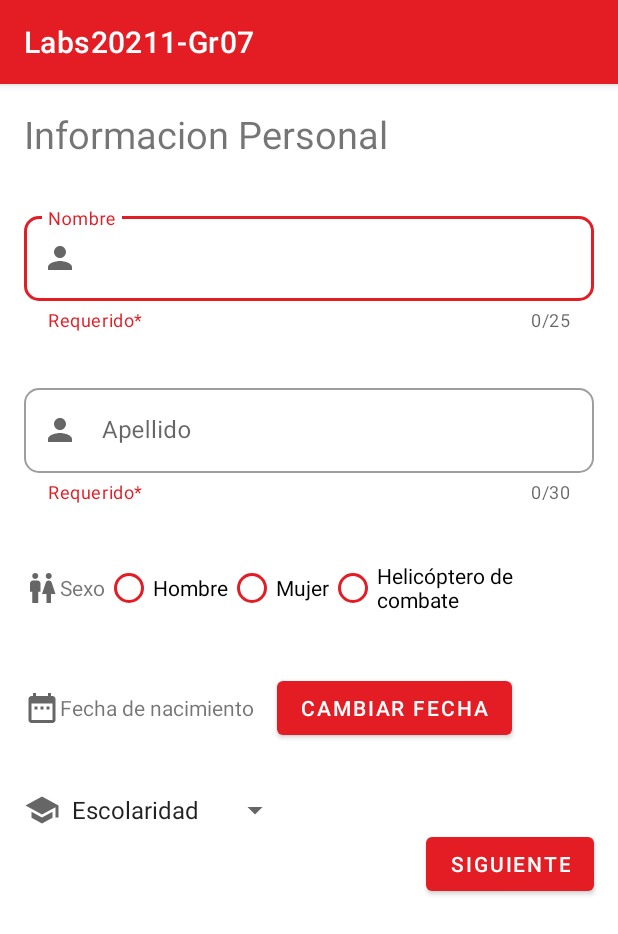
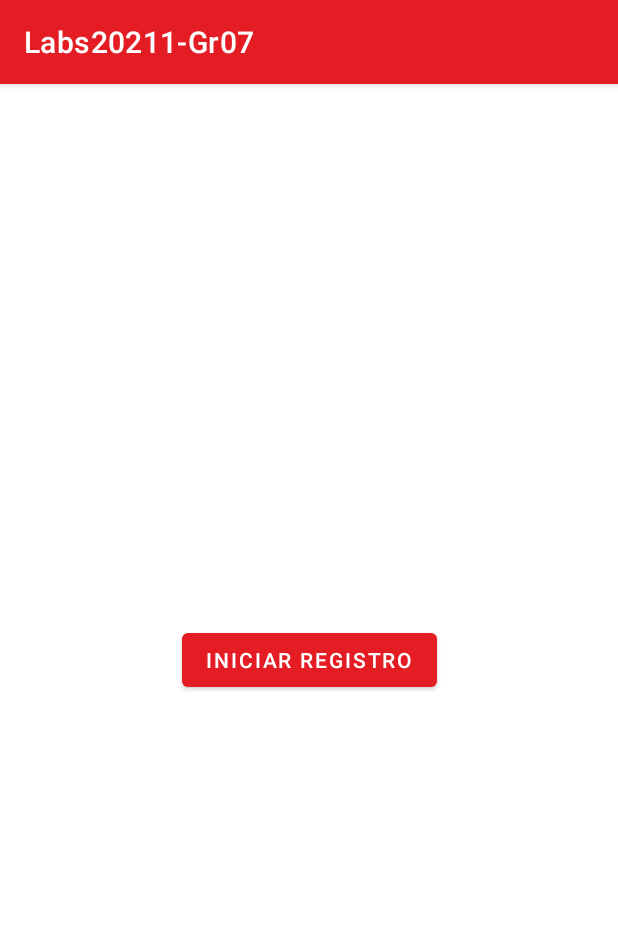
Before and after one commit to SotalvaroO/LabsCM20211-Gr07, an Android app: the screen it shows after launch (PersonalDataActivity before the commit, MainActivity after it), on a phone screen of 412 x 824 dp. Shown: the top 934 px of the screen. Run offline under Robolectric (Android 15) with nearby library versions, the phone set to English and light mode, and no system bars.

Commit message:
Update Main Activity

```diff
--- a/Lab1-UI/src/main/AndroidManifest.xml
+++ b/Lab1-UI/src/main/AndroidManifest.xml
@@ -10,13 +10,15 @@
         android:supportsRtl="true"
         android:theme="@style/Theme.Labs20211Gr07">
         <activity android:name=".ContactDataActivity"></activity>
-        <activity android:name=".PersonalDataActivity">
+        <activity android:name=".PersonalDataActivity"></activity>
+        <activity android:name=".MainActivity">
             <intent-filter>
                 <action android:name="android.intent.action.MAIN" />
 
                 <category android:name="android.intent.category.LAUNCHER" />
             </intent-filter>
         </activity>
+
     </application>
 
 </manifest>
--- /dev/null
+++ b/Lab1-UI/src/main/java/co/edu/udea/compumovil/gr07_20211/lab1/MainActivity.java
@@ -0,0 +1,34 @@
+package co.edu.udea.compumovil.gr07_20211.lab1;
+
+import androidx.appcompat.app.AppCompatActivity;
+
+import android.content.Intent;
+import android.os.Bundle;
+import android.view.View;
+import android.widget.Button;
+
+public class MainActivity extends AppCompatActivity {
+
+    Button startRegisterButton;
+
+    @Override
+    protected void onCreate(Bundle savedInstanceState) {
+        super.onCreate(savedInstanceState);
+        setContentView(R.layout.activity_main);
+
+        startRegisterButton = findViewById(R.id.startRegisterButton);
+
+        startRegisterButton.setOnClickListener(new View.OnClickListener() {
+            @Override
+            public void onClick(View v) {
+                personalDataActivity();
+            }
+        });
+
+    }
+
+    private void personalDataActivity() {
+        Intent startActivity = new Intent(MainActivity.this, PersonalDataActivity.class);
+        startActivity(startActivity);
+    }
+}
--- /dev/null
+++ b/Lab1-UI/src/main/res/layout/activity_main.xml
@@ -0,0 +1,19 @@
+<?xml version="1.0" encoding="utf-8"?>
+<androidx.constraintlayout.widget.ConstraintLayout xmlns:android="http://schemas.android.com/apk/res/android"
+    xmlns:app="http://schemas.android.com/apk/res-auto"
+    xmlns:tools="http://schemas.android.com/tools"
+    android:layout_width="match_parent"
+    android:layout_height="match_parent"
+    tools:context=".MainActivity">
+
+    <Button
+        android:id="@+id/startRegisterButton"
+        android:layout_width="wrap_content"
+        android:layout_height="wrap_content"
+        android:text="@string/main_start_register"
+        app:layout_constraintBottom_toBottomOf="parent"
+        app:layout_constraintEnd_toEndOf="parent"
+        app:layout_constraintStart_toStartOf="parent"
+        app:layout_constraintTop_toTopOf="parent" />
+
+</androidx.constraintlayout.widget.ConstraintLayout>
--- a/Lab1-UI/src/main/res/values/strings.xml
+++ b/Lab1-UI/src/main/res/values/strings.xml
@@ -1,5 +1,6 @@
 <resources>
     <string name="app_name">Labs20211-Gr07</string>
+    <string name="main_start_register">Iniciar Registro</string>
 
     <string name="personal_data_personal_info">Informacion Personal</string>
     <string name="personal_data_input_name">Nombre</string>
```
Also changed, not shown: Lab1-UI/src/main/res/layout-land/activity_contact_data.xml (added, +181 -0 lines), 1 other file.
